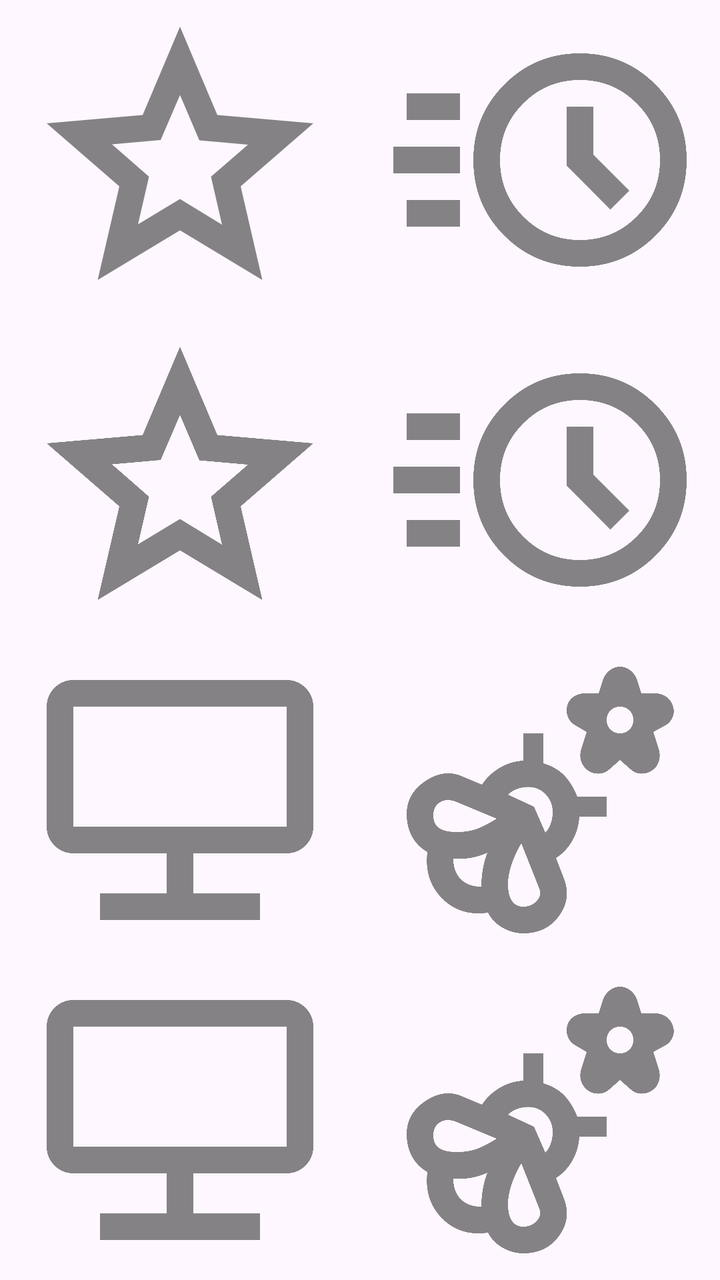
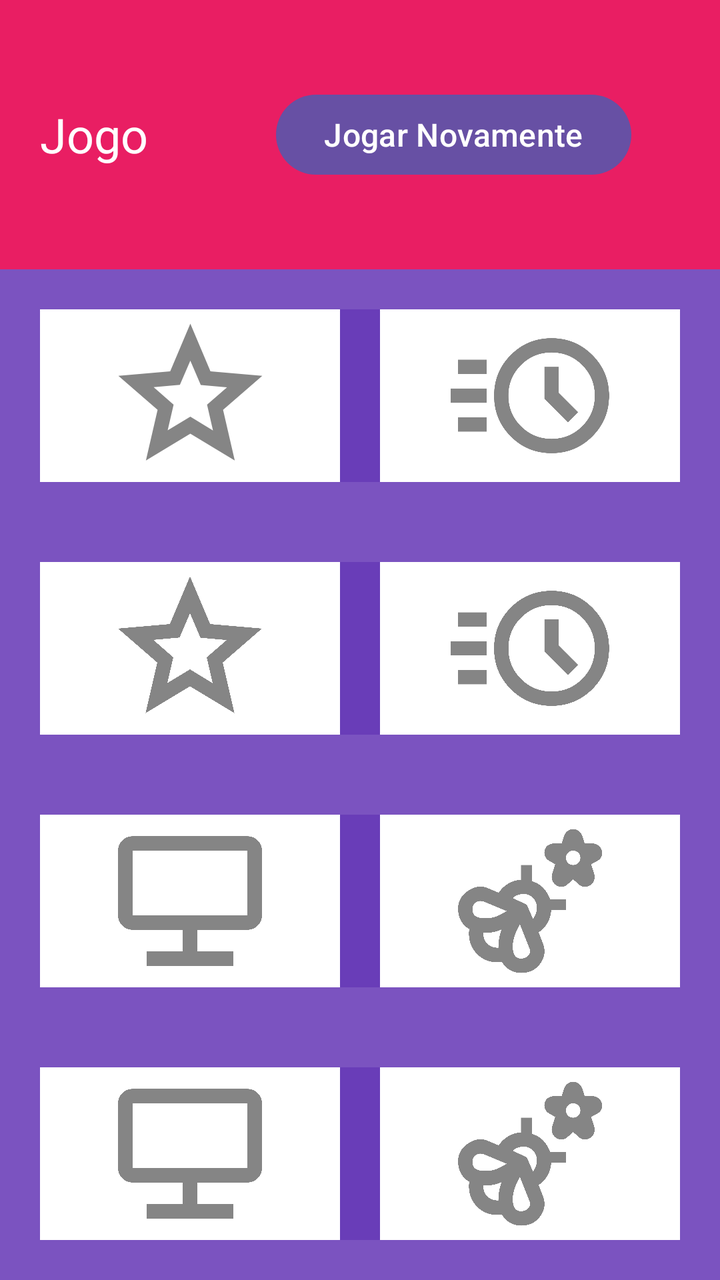

Two renders of the same Android screen: before a commit and after it. Below are the layout's source before the change and the commit's diff.
<!-- AndroidManifest.xml: application theme Theme.Bianca -->
<!-- res/layout/activity_mini_jogo.xml -->
<?xml version="1.0" encoding="utf-8"?>
<LinearLayout xmlns:android="http://schemas.android.com/apk/res/android"
    xmlns:app="http://schemas.android.com/apk/res-auto"
    xmlns:tools="http://schemas.android.com/tools"
    android:id="@+id/main"
    android:layout_width="match_parent"
    android:layout_height="match_parent"
    android:orientation="vertical"
    tools:context=".MiniJogo">

    <LinearLayout
        android:layout_width="match_parent"
        android:layout_height="wrap_content"
        android:layout_weight="0.5"
        android:orientation="horizontal">

        <ImageView
            android:id="@+id/imageView3"
            android:layout_width="wrap_content"
            android:layout_height="match_parent"
            android:layout_weight="0.5"
            app:srcCompat="@drawable/imagem5" />

        <ImageView
            android:id="@+id/imageView4"
            android:layout_width="wrap_content"
            android:layout_height="match_parent"
            android:layout_weight="0.5"
            app:srcCompat="@drawable/imagem6" />
    </LinearLayout>

    <LinearLayout
        android:layout_width="match_parent"
        android:layout_height="wrap_content"
        android:layout_weight="0.5"
        android:orientation="horizontal">

        <ImageView
            android:id="@+id/imageView5"
            android:layout_width="wrap_content"
            android:layout_height="match_parent"
            android:layout_weight="0.5"
            app:srcCompat="@drawable/imagem5" />

        <ImageView
            android:id="@+id/imageView6"
            android:layout_width="wrap_content"
            android:layout_height="match_parent"
            android:layout_weight="0.5"
            app:srcCompat="@drawable/imagem6" />
    </LinearLayout>

    <LinearLayout
        android:layout_width="match_parent"
        android:layout_height="wrap_content"
        android:layout_weight="0.5"
        android:orientation="horizontal">

        <ImageView
            android:id="@+id/imageView7"
            android:layout_width="wrap_content"
            android:layout_height="match_parent"
            android:layout_weight="1"
            app:srcCompat="@drawable/imagem8" />

        <ImageView
            android:id="@+id/imageView8"
            android:layout_width="wrap_content"
            android:layout_height="match_parent"
            android:layout_weight="1"
            app:srcCompat="@drawable/imagem9" />
    </LinearLayout>

    <LinearLayout
        android:layout_width="match_parent"
        android:layout_height="wrap_content"
        android:layout_weight="0.5"
        android:orientation="horizontal">

        <ImageView
            android:id="@+id/imageView9"
            android:layout_width="wrap_content"
            android:layout_height="match_parent"
            android:layout_weight="1"
            app:srcCompat="@drawable/imagem8" />

        <ImageView
            android:id="@+id/imageView10"
            android:layout_width="wrap_content"
            android:layout_height="match_parent"
            android:layout_weight="1"
            app:srcCompat="@drawable/imagem9" />
    </LinearLayout>
</LinearLayout>
<!-- resources referenced by this layout -->
<resources>
  <!-- drawable imagem5 (drawable-anydpi) -->
  <vector xmlns:android="http://schemas.android.com/apk/res/android"
      android:width="24dp"
      android:height="24dp"
      android:viewportWidth="960"
      android:viewportHeight="960"
      android:tint="#333333"
      android:alpha="0.6">
    <path
        android:fillColor="@android:color/white"
        android:pathData="M354,673L480,597L606,674L573,530L684,434L538,421L480,285L422,420L276,433L387,530L354,673ZM233,840L298,559L80,370L368,345L480,80L592,345L880,370L662,559L727,840L480,691L233,840ZM480,490L480,490L480,490L480,490L480,490L480,490L480,490L480,490L480,490L480,490Z"/>
  </vector>
  <!-- drawable imagem6 (drawable-anydpi) -->
  <vector xmlns:android="http://schemas.android.com/apk/res/android"
      android:width="24dp"
      android:height="24dp"
      android:viewportWidth="960"
      android:viewportHeight="960"
      android:tint="#333333"
      android:alpha="0.6">
    <path
        android:fillColor="@android:color/white"
        android:pathData="M600,800Q466,800 373,707Q280,614 280,480Q280,347 373,253.5Q466,160 600,160Q733,160 826.5,253.5Q920,347 920,480Q920,614 826.5,707Q733,800 600,800ZM600,720Q700,720 770,650Q840,580 840,480Q840,380 770,310Q700,240 600,240Q500,240 430,310Q360,380 360,480Q360,580 430,650Q500,720 600,720ZM691,629L748,572L640,464L640,320L560,320L560,497L691,629ZM80,360L80,280L240,280L240,360L80,360ZM40,520L40,440L240,440L240,520L40,520ZM80,680L80,600L240,600L240,680L80,680ZM600,480Q600,480 600,480Q600,480 600,480Q600,480 600,480Q600,480 600,480Q600,480 600,480Q600,480 600,480Q600,480 600,480Q600,480 600,480Z"/>
  </vector>
  <!-- drawable imagem8 (drawable-anydpi) -->
  <vector xmlns:android="http://schemas.android.com/apk/res/android"
      android:width="24dp"
      android:height="24dp"
      android:viewportWidth="960"
      android:viewportHeight="960"
      android:tint="#333333"
      android:alpha="0.6">
    <path
        android:fillColor="@android:color/white"
        android:pathData="M240,840L240,760L440,760L440,640L160,640Q127,640 103.5,616.5Q80,593 80,560L80,200Q80,167 103.5,143.5Q127,120 160,120L800,120Q833,120 856.5,143.5Q880,167 880,200L880,560Q880,593 856.5,616.5Q833,640 800,640L520,640L520,760L720,760L720,840L240,840ZM160,560Q160,560 160,560Q160,560 160,560L800,560Q800,560 800,560Q800,560 800,560L800,200Q800,200 800,200Q800,200 800,200L160,200Q160,200 160,200Q160,200 160,200L160,560ZM160,560L160,200L160,200L160,200L160,200L160,560L160,560L160,560Z"/>
  </vector>
  <style name="Theme.Bianca" parent="Base.Theme.Bianca" />
  <style name="Base.Theme.Bianca" parent="Theme.Material3.DayNight.NoActionBar">
          
          
      </style>
  <!-- unchanged entries left out for length: 1 -->
</resources>

<!-- the commit's change to res/layout/activity_mini_jogo.xml (unified diff, before → after) -->
@@ -5,6 +5,7 @@
     android:id="@+id/main"
     android:layout_width="match_parent"
     android:layout_height="match_parent"
+    android:background="#DD673AB7"
     android:orientation="vertical"
     tools:context=".MiniJogo">
 
@@ -12,83 +13,146 @@
         android:layout_width="match_parent"
         android:layout_height="wrap_content"
         android:layout_weight="0.5"
+        android:background="#E91E63"
+        android:orientation="horizontal">
+
+        <LinearLayout
+            android:layout_width="wrap_content"
+            android:layout_height="match_parent"
+            android:gravity="center"
+            android:orientation="horizontal">
+
+            <TextView
+                android:id="@+id/textView5"
+                android:layout_width="match_parent"
+                android:layout_height="wrap_content"
+                android:layout_margin="20dp"
+                android:layout_marginRight="20dp"
+                android:text="Jogo"
+                android:textColor="#FFFFFF"
+                android:textSize="24sp" />
+        </LinearLayout>
+
+        <LinearLayout
+            android:layout_width="match_parent"
+            android:layout_height="match_parent"
+            android:gravity="center"
+            android:orientation="horizontal">
+
+            <Button
+                android:id="@+id/button3"
+                android:layout_width="wrap_content"
+                android:layout_height="wrap_content"
+                android:text="Jogar Novamente"
+                android:textSize="16sp" />
+        </LinearLayout>
+    </LinearLayout>
+
+    <LinearLayout
+        android:layout_width="match_parent"
+        android:layout_height="wrap_content"
+        android:layout_margin="20dp"
+        android:layout_weight="0.5"
+        android:background="#DD673AB7"
         android:orientation="horizontal">
 
         <ImageView
             android:id="@+id/imageView3"
             android:layout_width="wrap_content"
             android:layout_height="match_parent"
+            android:layout_marginRight="10dp"
             android:layout_weight="0.5"
+            android:background="#FFFFFF"
             app:srcCompat="@drawable/imagem5" />
 
         <ImageView
             android:id="@+id/imageView4"
             android:layout_width="wrap_content"
             android:layout_height="match_parent"
+            android:layout_marginLeft="10dp"
             android:layout_weight="0.5"
+            android:background="#FFFFFF"
             app:srcCompat="@drawable/imagem6" />
     </LinearLayout>
 
     <LinearLayout
         android:layout_width="match_parent"
         android:layout_height="wrap_content"
+        android:layout_margin="20dp"
         android:layout_weight="0.5"
+        android:background="#DD673AB7"
         android:orientation="horizontal">
 
         <ImageView
             android:id="@+id/imageView5"
             android:layout_width="wrap_content"
             android:layout_height="match_parent"
+            android:layout_marginRight="10dp"
             android:layout_weight="0.5"
+            android:background="#FFFFFF"
             app:srcCompat="@drawable/imagem5" />
 
         <ImageView
             android:id="@+id/imageView6"
             android:layout_width="wrap_content"
             android:layout_height="match_parent"
+            android:layout_marginLeft="10dp"
             android:layout_weight="0.5"
+            android:background="#FFFFFF"
             app:srcCompat="@drawable/imagem6" />
     </LinearLayout>
 
     <LinearLayout
         android:layout_width="match_parent"
         android:layout_height="wrap_content"
+        android:layout_margin="20dp"
         android:layout_weight="0.5"
+        android:background="#DD673AB7"
         android:orientation="horizontal">
 
         <ImageView
             android:id="@+id/imageView7"
             android:layout_width="wrap_content"
             android:layout_height="match_parent"
+            android:layout_marginRight="10dp"
             android:layout_weight="1"
+            android:background="#FFFFFF"
             app:srcCompat="@drawable/imagem8" />
 
         <ImageView
             android:id="@+id/imageView8"
             android:layout_width="wrap_content"
             android:layout_height="match_parent"
+            android:layout_marginLeft="10dp"
             android:layout_weight="1"
+            android:background="#FFFFFF"
             app:srcCompat="@drawable/imagem9" />
     </LinearLayout>
 
     <LinearLayout
         android:layout_width="match_parent"
         android:layout_height="wrap_content"
+        android:layout_margin="20dp"
         android:layout_weight="0.5"
+        android:background="#DD673AB7"
         android:orientation="horizontal">
 
         <ImageView
             android:id="@+id/imageView9"
             android:layout_width="wrap_content"
             android:layout_height="match_parent"
+            android:layout_marginRight="10dp"
             android:layout_weight="1"
+            android:background="#FFFFFF"
             app:srcCompat="@drawable/imagem8" />
 
         <ImageView
             android:id="@+id/imageView10"
             android:layout_width="wrap_content"
             android:layout_height="match_parent"
+            android:layout_marginLeft="10dp"
             android:layout_weight="1"
+            android:background="#FFFFFF"
             app:srcCompat="@drawable/imagem9" />
     </LinearLayout>
 </LinearLayout>
